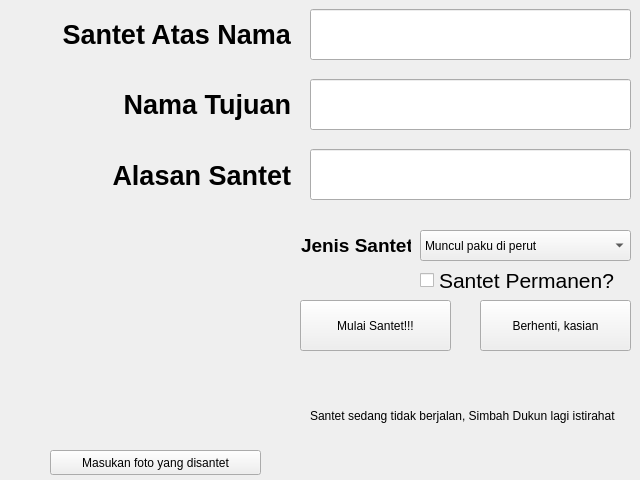
Before: the Qt Designer form santet/santetUI.ui in ahmaddidiks/GUI-PyQty5-Projects, drawn with Qt 5.
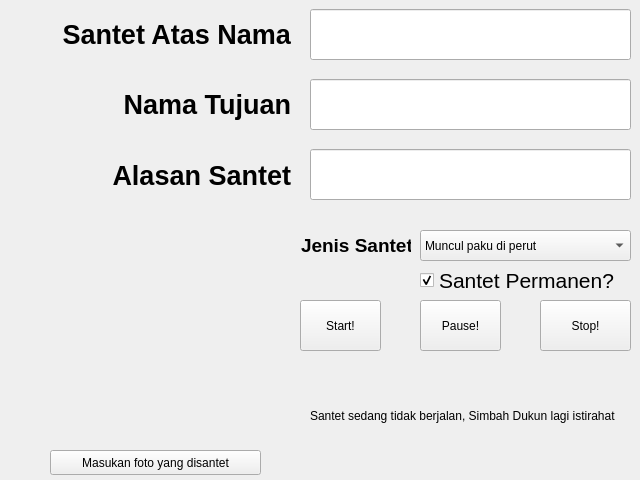
After: the same form once the commit is applied.

Commit message: update belum jadi

```diff
--- a/santet/santetUI.ui
+++ b/santet/santetUI.ui
@@ -178,31 +178,34 @@
     <property name="text">
      <string>Santet Permanen?</string>
     </property>
+    <property name="checked">
+     <bool>true</bool>
+    </property>
    </widget>
    <widget class="QPushButton" name="pushButton_mulai">
     <property name="geometry">
      <rect>
       <x>300</x>
       <y>300</y>
-      <width>151</width>
+      <width>81</width>
       <height>51</height>
      </rect>
     </property>
     <property name="text">
-     <string>Mulai Santet!!!</string>
+     <string>Start!</string>
     </property>
    </widget>
    <widget class="QPushButton" name="pushButton_berhenti">
     <property name="geometry">
      <rect>
-      <x>480</x>
+      <x>540</x>
       <y>300</y>
-      <width>151</width>
+      <width>91</width>
       <height>51</height>
      </rect>
     </property>
     <property name="text">
-     <string>Berhenti, kasian</string>
+     <string>Stop!</string>
     </property>
    </widget>
    <widget class="QLabel" name="label_status">
@@ -234,6 +237,19 @@
      <string/>
     </property>
    </widget>
+   <widget class="QPushButton" name="pushButton_pause">
+    <property name="geometry">
+     <rect>
+      <x>420</x>
+      <y>300</y>
+      <width>81</width>
+      <height>51</height>
+     </rect>
+    </property>
+    <property name="text">
+     <string>Pause!</string>
+    </property>
+   </widget>
   </widget>
  </widget>
  <resources/>
```
The commit also changes 1 other file.
